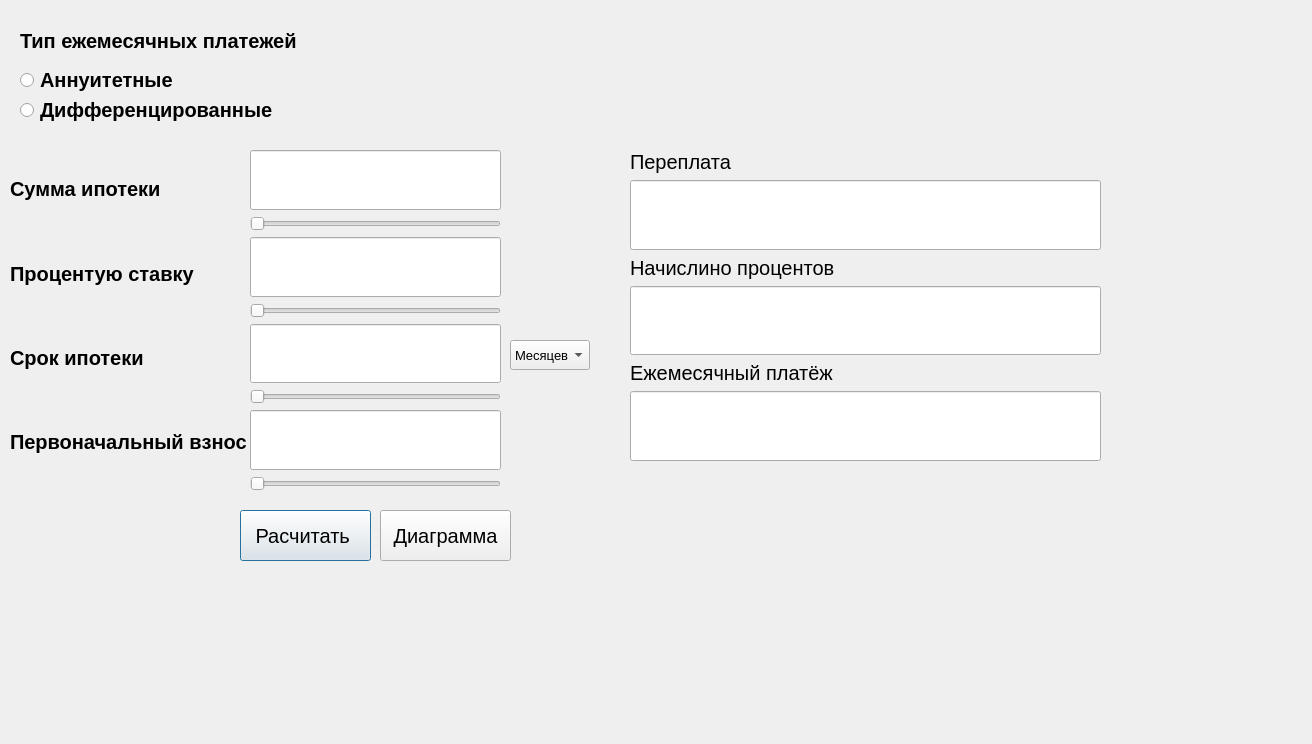
Old version of the form version5/ui.ui in the repository GeorgProfi/UP-05.
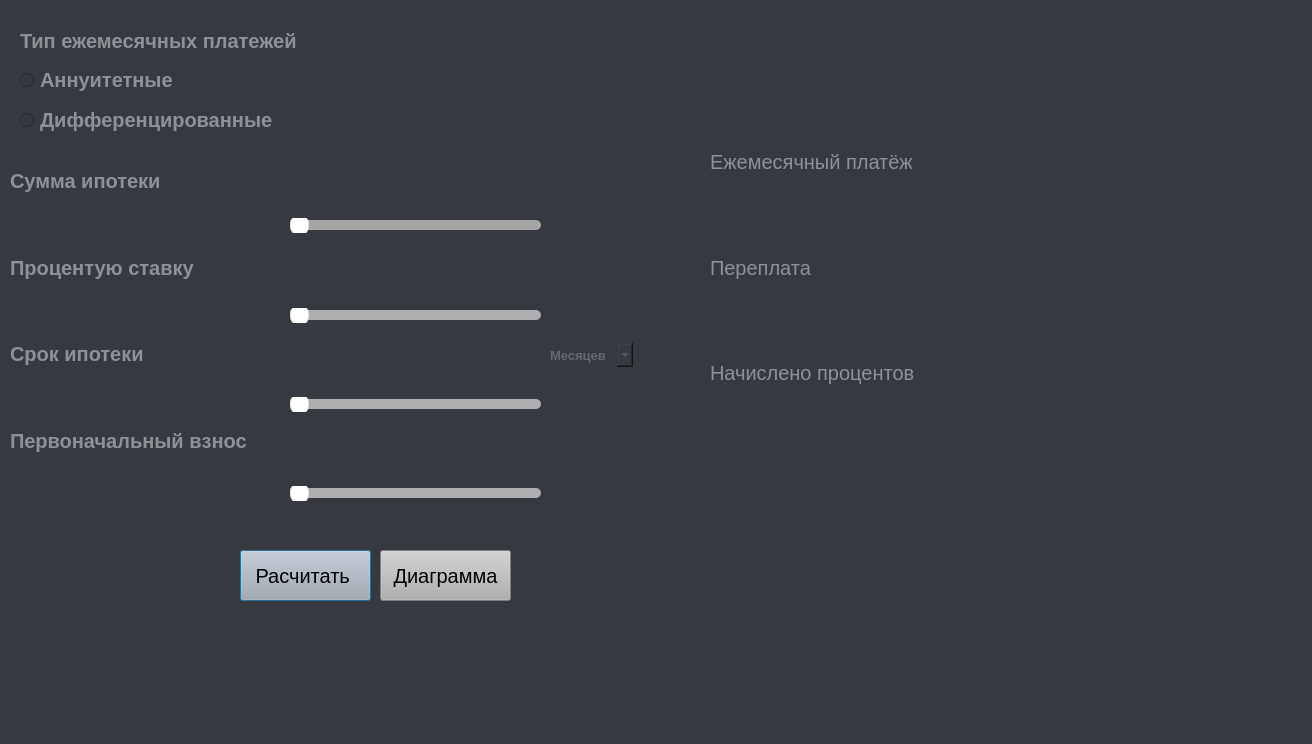
New version of the form.

The edit to the form file:
```diff
--- a/version5/ui.ui
+++ b/version5/ui.ui
@@ -18,11 +18,15 @@
   <property name="windowTitle">
    <string>Dialog</string>
   </property>
+  <property name="styleSheet">
+   <string notr="true">background: #36393f;
+</string>
+  </property>
   <widget class="QPushButton" name="raschet">
    <property name="geometry">
     <rect>
      <x>240</x>
-     <y>510</y>
+     <y>550</y>
      <width>131</width>
      <height>51</height>
     </rect>
@@ -35,7 +39,7 @@
    </property>
    <property name="styleSheet">
     <string notr="true">font: 14pt &quot;Nirmala UI&quot;;
-</string>
+ background: #B0AEB1</string>
    </property>
    <property name="text">
     <string>Расчитать </string>
@@ -44,10 +48,10 @@
   <widget class="QWidget" name="verticalLayoutWidget">
    <property name="geometry">
     <rect>
-     <x>250</x>
+     <x>290</x>
      <y>150</y>
      <width>251</width>
-     <height>341</height>
+     <height>351</height>
     </rect>
    </property>
    <layout class="QVBoxLayout" name="verticalLayout">
@@ -65,6 +69,19 @@
         <stylestrategy>PreferDefault</stylestrategy>
        </font>
       </property>
+      <property name="styleSheet">
+       <string notr="true">QLineEdit {
+        border-width: 3px;
+        border-style: solid;
+        border-color: #36393f;
+		color: #fff
+    }
+    QLineEdit:focus {
+        border-color: #36393f;
+    }
+
+</string>
+      </property>
       <property name="inputMask">
        <string/>
       </property>
@@ -75,6 +92,31 @@
     </item>
     <item>
      <widget class="QSlider" name="horizontalSlider_summa">
+      <property name="styleSheet">
+       <string notr="true">QSlider{
+                background: #36393f;
+            }
+            QSlider::groove:horizontal {  
+                height: 10px;
+                margin: 0px;
+                border-radius: 5px;
+                background: #a5a6a5;
+            }
+            QSlider::handle:horizontal {
+                background: #fff;
+                border: 1px solid #E3DEE2;
+                width: 17px;
+                margin: -5px 0; 
+                border-radius: 8px;
+            }
+            QSlider::sub-page:qlineargradient {
+                background: #fff;
+                border-radius: 5px;
+            }
+
+
+</string>
+      </property>
       <property name="maximum">
        <number>200</number>
       </property>
@@ -102,6 +144,19 @@
         <pointsize>20</pointsize>
        </font>
       </property>
+      <property name="styleSheet">
+       <string notr="true">QLineEdit {
+        border-width: 3px;
+        border-style: solid;
+        border-color: #36393f;
+		color: #fff
+    }
+    QLineEdit:focus {
+        border-color: #36393f;
+    }
+
+</string>
+      </property>
       <property name="maxLength">
        <number>11</number>
       </property>
@@ -109,6 +164,28 @@
     </item>
     <item>
      <widget class="QSlider" name="horizontalSlider_stav">
+      <property name="styleSheet">
+       <string notr="true">QSlider{
+                background: #36393f;
+            }
+            QSlider::groove:horizontal {  
+                height: 10px;
+                margin: 0px;
+                border-radius: 5px;
+                background: #B0AEB1;
+            }
+            QSlider::handle:horizontal {
+                background: #fff;
+                border: 1px solid #E3DEE2;
+                width: 17px;
+                margin: -5px 0; 
+                border-radius: 8px;
+            }
+            QSlider::sub-page:qlineargradient {
+                background: #fff;
+                border-radius: 5px;
+            }</string>
+      </property>
       <property name="maximum">
        <number>30</number>
       </property>
@@ -136,6 +213,19 @@
         <pointsize>20</pointsize>
        </font>
       </property>
+      <property name="styleSheet">
+       <string notr="true">QLineEdit {
+        border-width: 3px;
+        border-style: solid;
+        border-color: #36393f;
+		color: #fff
+    }
+    QLineEdit:focus {
+        border-color: #36393f;
+    }
+
+</string>
+      </property>
       <property name="maxLength">
        <number>11</number>
       </property>
@@ -149,6 +239,28 @@
         <verstretch>0</verstretch>
        </sizepolicy>
       </property>
+      <property name="styleSheet">
+       <string notr="true">QSlider{
+                background: #36393f;
+            }
+            QSlider::groove:horizontal {  
+                height: 10px;
+                margin: 0px;
+                border-radius: 5px;
+                background: #B0AEB1;
+            }
+            QSlider::handle:horizontal {
+                background: #fff;
+                border: 1px solid #E3DEE2;
+                width: 17px;
+                margin: -5px 0; 
+                border-radius: 8px;
+            }
+            QSlider::sub-page:qlineargradient {
+                background: #fff;
+                border-radius: 5px;
+            }</string>
+      </property>
       <property name="maximum">
        <number>30</number>
       </property>
@@ -176,6 +288,19 @@
         <pointsize>20</pointsize>
        </font>
       </property>
+      <property name="styleSheet">
+       <string notr="true">QLineEdit {
+        border-width: 3px;
+        border-style: solid;
+        border-color: #36393f;
+		color: #fff
+    }
+    QLineEdit:focus {
+        border-color: #36393f;
+    }
+
+</string>
+      </property>
       <property name="maxLength">
        <number>11</number>
       </property>
@@ -189,6 +314,28 @@
       <property name="autoFillBackground">
        <bool>false</bool>
       </property>
+      <property name="styleSheet">
+       <string notr="true">QSlider{
+               background: #36393f;
+            }
+            QSlider::groove:horizontal {  
+                height: 10px;
+                margin: 0px;
+                border-radius: 5px;
+                background: #B0AEB1;
+            }
+            QSlider::handle:horizontal {
+                background: #fff;
+                border: 1px solid #E3DEE2;
+                width: 17px;
+                margin: -5px 0; 
+                border-radius: 8px;
+            }
+            QSlider::sub-page:qlineargradient {
+                background: #fff;
+                border-radius: 5px;
+            }</string>
+      </property>
       <property name="inputMethodHints">
        <set>Qt::ImhNone</set>
       </property>
@@ -215,9 +362,9 @@
    <property name="geometry">
     <rect>
      <x>10</x>
-     <y>150</y>
-     <width>241</width>
-     <height>331</height>
+     <y>140</y>
+     <width>271</width>
+     <height>341</height>
     </rect>
    </property>
    <layout class="QVBoxLayout" name="verticalLayout_2">
@@ -231,14 +378,14 @@
       </property>
       <property name="font">
        <font>
-        <family>Nirmala UI</family>
         <pointsize>15</pointsize>
         <italic>false</italic>
         <bold>true</bold>
        </font>
       </property>
       <property name="styleSheet">
-       <string notr="true">font: 700 15pt &quot;Nirmala UI&quot;;</string>
+       <string notr="true">font: 700 15pt &quot;Nirmala UI&quot;;
+color : #8e9297;</string>
       </property>
       <property name="text">
        <string>Сумма ипотеки</string>
@@ -255,14 +402,14 @@
       </property>
       <property name="font">
        <font>
-        <family>Nirmala UI</family>
         <pointsize>15</pointsize>
         <italic>false</italic>
         <bold>true</bold>
        </font>
       </property>
       <property name="styleSheet">
-       <string notr="true">font: 700 15pt &quot;Nirmala UI&quot;;</string>
+       <string notr="true">font: 700 15pt &quot;Nirmala UI&quot;;
+color : #8e9297;</string>
       </property>
       <property name="text">
        <string>Процентую ставку</string>
@@ -279,14 +426,14 @@
       </property>
       <property name="font">
        <font>
-        <family>Nirmala UI</family>
         <pointsize>15</pointsize>
         <italic>false</italic>
         <bold>true</bold>
        </font>
       </property>
       <property name="styleSheet">
-       <string notr="true">font: 700 15pt &quot;Nirmala UI&quot;;</string>
+       <string notr="true">font: 700 15pt &quot;Nirmala UI&quot;;
+color : #8e9297;</string>
       </property>
       <property name="text">
        <string>Срок ипотеки</string>
@@ -303,14 +450,14 @@
       </property>
       <property name="font">
        <font>
-        <family>Nirmala UI</family>
         <pointsize>15</pointsize>
         <italic>false</italic>
         <bold>true</bold>
        </font>
       </property>
       <property name="styleSheet">
-       <string notr="true">font: 700 15pt &quot;Nirmala UI&quot;;</string>
+       <string notr="true">font: 700 15pt &quot;Nirmala UI&quot;;
+color : #8e9297;</string>
       </property>
       <property name="text">
        <string>Первоначальный взнос</string>
@@ -323,7 +470,7 @@
    <property name="geometry">
     <rect>
      <x>380</x>
-     <y>510</y>
+     <y>550</y>
      <width>131</width>
      <height>51</height>
     </rect>
@@ -336,6 +483,7 @@
    </property>
    <property name="styleSheet">
     <string notr="true">font: 14pt &quot;Nirmala UI&quot;;
+background: #B0AEB1
 </string>
    </property>
    <property name="text">
@@ -345,51 +493,66 @@
   <widget class="QWidget" name="verticalLayoutWidget_2">
    <property name="geometry">
     <rect>
-     <x>630</x>
+     <x>710</x>
      <y>150</y>
      <width>471</width>
      <height>311</height>
     </rect>
    </property>
    <layout class="QVBoxLayout" name="verticalLayout_3">
+    <item>
+     <widget class="QLabel" name="label_everyPay">
+      <property name="styleSheet">
+       <string notr="true">font: 700 15pt &quot;Nirmala UI&quot;;
+color : #8e9297;</string>
+      </property>
+      <property name="text">
+       <string>Ежемесячный платёж</string>
+      </property>
+     </widget>
+    </item>
+    <item>
+     <widget class="QLineEdit" name="EveryPay">
+      <property name="sizePolicy">
+       <sizepolicy hsizetype="Expanding" vsizetype="Expanding">
+        <horstretch>0</horstretch>
+        <verstretch>0</verstretch>
+       </sizepolicy>
+      </property>
+      <property name="font">
+       <font>
+        <pointsize>20</pointsize>
+       </font>
+      </property>
+      <property name="styleSheet">
+       <string notr="true">QLineEdit {
+        border-width: 3px;
+        border-style: solid;
+        border-color: #36393f;
+		color: #fff
+    }
+    QLineEdit:focus {
+        border-color: #36393f;
+    }
+
+</string>
+      </property>
+      <property name="text">
+       <string/>
+      </property>
+     </widget>
+    </item>
     <item>
      <widget class="QLabel" name="label_overpay">
       <property name="styleSheet">
-       <string notr="true">font: 700 15pt &quot;Nirmala UI&quot;;</string>
+       <string notr="true">font: 700 15pt &quot;Nirmala UI&quot;;
+color : #8e9297;</string>
       </property>
       <property name="text">
        <string>Переплата</string>
       </property>
      </widget>
     </item>
-    <item>
-     <widget class="QLineEdit" name="EveryPay">
-      <property name="sizePolicy">
-       <sizepolicy hsizetype="Expanding" vsizetype="Expanding">
-        <horstretch>0</horstretch>
-        <verstretch>0</verstretch>
-       </sizepolicy>
-      </property>
-      <property name="font">
-       <font>
-        <pointsize>20</pointsize>
-       </font>
-      </property>
-      <property name="text">
-       <string/>
-      </property>
-     </widget>
-    </item>
-    <item>
-     <widget class="QLabel" name="label_AllPay">
-      <property name="styleSheet">
-       <string notr="true">font: 700 15pt &quot;Nirmala UI&quot;;</string>
-      </property>
-      <property name="text">
-       <string>Начислино процентов</string>
-      </property>
-     </widget>
-    </item>
     <item>
      <widget class="QLineEdit" name="overpay">
       <property name="sizePolicy">
@@ -403,15 +566,29 @@
         <pointsize>20</pointsize>
        </font>
       </property>
+      <property name="styleSheet">
+       <string notr="true">QLineEdit {
+        border-width: 3px;
+        border-style: solid;
+        border-color: #36393f;
+		color: #fff
+    }
+    QLineEdit:focus {
+        border-color: #36393f;
+    }
+
+</string>
+      </property>
      </widget>
     </item>
     <item>
-     <widget class="QLabel" name="label_everyPay">
+     <widget class="QLabel" name="label_AllPay">
       <property name="styleSheet">
-       <string notr="true">font: 700 15pt &quot;Nirmala UI&quot;;</string>
+       <string notr="true">font: 700 15pt &quot;Nirmala UI&quot;;
+color : #8e9297;</string>
       </property>
       <property name="text">
-       <string>Ежемесячный платёж</string>
+       <string>Начислено процентов</string>
       </property>
      </widget>
     </item>
@@ -431,6 +608,19 @@
         <pointsize>20</pointsize>
        </font>
       </property>
+      <property name="styleSheet">
+       <string notr="true">QLineEdit {
+        border-width: 3px;
+        border-style: solid;
+        border-color: #36393f;
+		color: #fff
+    }
+    QLineEdit:focus {
+        border-color: #36393f;
+    }
+
+</string>
+      </property>
       <property name="text">
        <string/>
       </property>
@@ -443,17 +633,19 @@
     <rect>
      <x>20</x>
      <y>60</y>
-     <width>160</width>
+     <width>201</width>
      <height>40</height>
     </rect>
    </property>
    <property name="font">
     <font>
-     <family>Nirmala UI</family>
      <pointsize>15</pointsize>
      <bold>true</bold>
     </font>
    </property>
+   <property name="styleSheet">
+    <string notr="true">color : #8e9297;</string>
+   </property>
    <property name="text">
     <string>Аннуитетные</string>
    </property>
@@ -462,18 +654,20 @@
    <property name="geometry">
     <rect>
      <x>20</x>
-     <y>90</y>
-     <width>260</width>
+     <y>100</y>
+     <width>301</width>
      <height>40</height>
     </rect>
    </property>
    <property name="font">
     <font>
-     <family>Nirmala UI</family>
      <pointsize>15</pointsize>
      <bold>true</bold>
     </font>
    </property>
+   <property name="styleSheet">
+    <string notr="true">color : #8e9297;</string>
+   </property>
    <property name="text">
     <string>Дифференцированные</string>
    </property>
@@ -481,17 +675,37 @@
   <widget class="QComboBox" name="comboBox">
    <property name="geometry">
     <rect>
-     <x>510</x>
+     <x>545</x>
      <y>340</y>
-     <width>80</width>
+     <width>91</width>
      <height>30</height>
     </rect>
    </property>
    <property name="font">
     <font>
      <pointsize>10</pointsize>
+     <bold>true</bold>
     </font>
    </property>
+   <property name="styleSheet">
+    <string notr="true">QComboBox{
+        border-width: 3px;
+        border-style: solid;
+        border-color: #36393f;
+		color : #66676f;
+    }
+
+QComboBox QAbstractItemView {
+  color: #66676f;
+  background-color: #36393f;
+  padding: 10px;
+
+	selection-color: #66676f;
+  selection-background-color: #66676f;
+
+}
+</string>
+   </property>
    <item>
     <property name="text">
      <string>Месяцев</string>
@@ -514,11 +728,13 @@
    </property>
    <property name="font">
     <font>
-     <family>Nirmala UI</family>
      <pointsize>15</pointsize>
      <bold>true</bold>
     </font>
    </property>
+   <property name="styleSheet">
+    <string notr="true">color : #8e9297;</string>
+   </property>
    <property name="text">
     <string>Тип ежемесячных платежей</string>
    </property>
```
